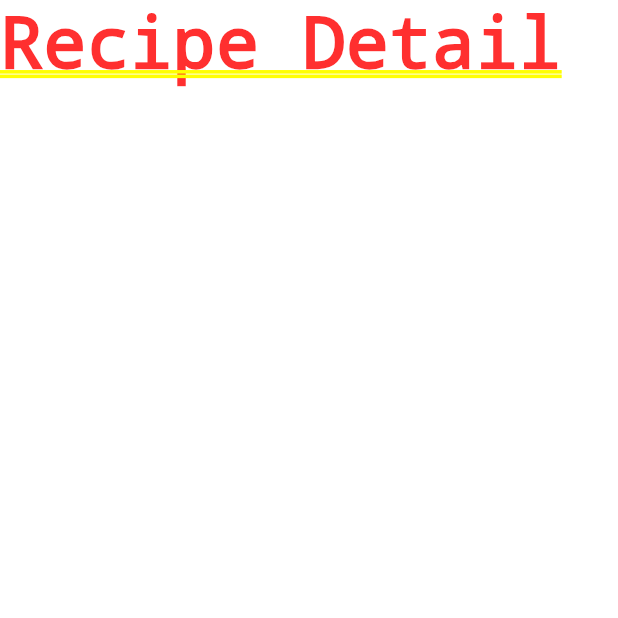
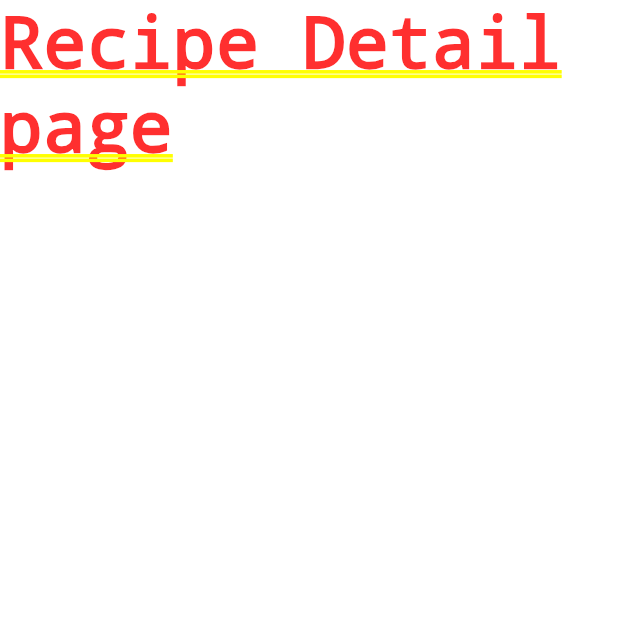
Before and after one commit to abdul-razaq/recipes, a Flutter app: the screen it shows after launch, after a tap on "Spaghetti and Meatballs", on a phone screen of 412 x 824 dp, the top half of it. Run offline on Flutter 3.47's test engine with Material 2 defaults, Android fonts, the phone set to English and light mode, and no system bars.

Commit message:
created recipe_details page

```diff
--- a/lib/main.dart
+++ b/lib/main.dart
@@ -1,6 +1,6 @@
 import 'package:flutter/material.dart';
 
-import './recipes.dart';
+import 'recipe.dart';
 
 void main() {
   runApp(RecipeApp());
@@ -54,7 +54,7 @@ class _RecipeHomeState extends State<RecipeHome> {
       context,
       MaterialPageRoute(
         builder: (context) {
-          return const Text('Recipe Detail');
+          return const Text('Recipe Detail page');
         },
       ),
     );
```
Also changed, not shown: lib/recipe_details.dart (added, +19 -0 lines), lib/recipe.dart (renamed from lib/recipes.dart).
